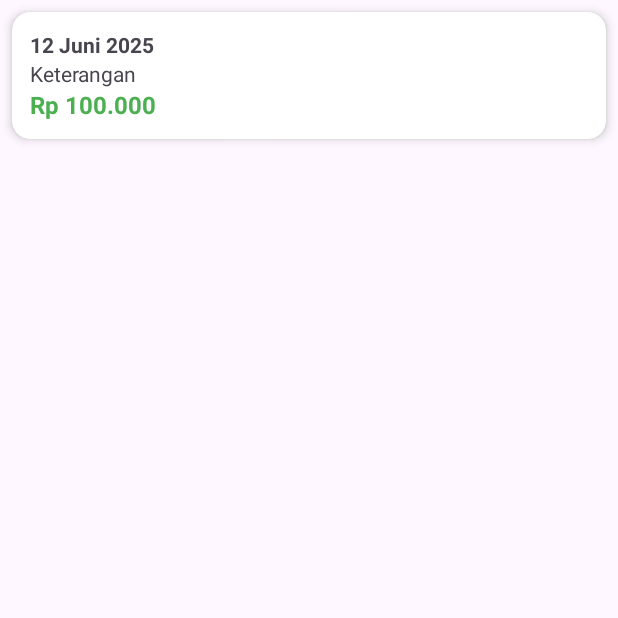
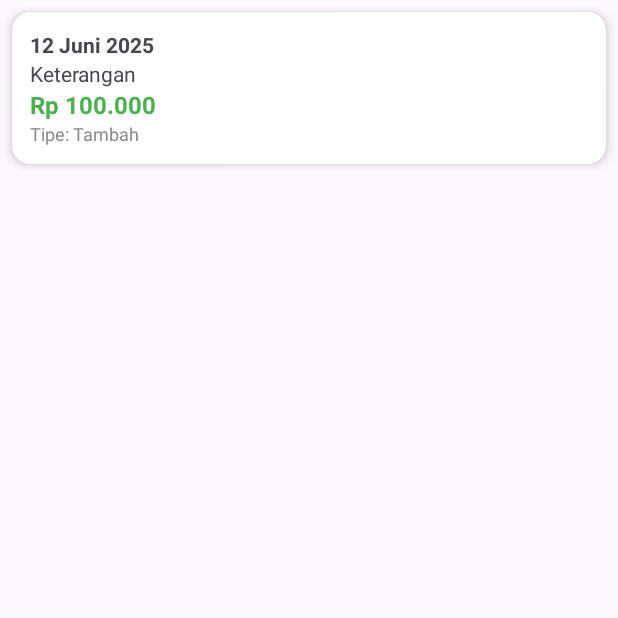
Before and after one commit to Erland11/LockPocket_ProjectPM, an Android app: the RiwayatAdapter screen opened directly, with no data from a screen before it, on a phone screen of 412 x 824 dp, the top half of it. Run offline under Robolectric (Android 15) with nearby library versions, the phone set to English and light mode, and no system bars; our stand-ins replace CircleImageView; 1 statement that could not run was skipped.

Commit message:
menambah query textview tampilan tipe uang masuk atau keluar

```diff
--- a/app/src/main/res/layout/item_riwayat.xml
+++ b/app/src/main/res/layout/item_riwayat.xml
@@ -33,6 +33,13 @@
             android:textColor="#4CAF50"
             android:textSize="16sp"
             android:textStyle="bold" />
+        <TextView
+            android:id="@+id/tvTipe"
+            android:layout_width="wrap_content"
+            android:layout_height="wrap_content"
+            android:text="Tipe: Tambah"
+            android:textSize="12sp"
+            android:textColor="#888888" />
 
     </LinearLayout>
 </androidx.cardview.widget.CardView>
```
